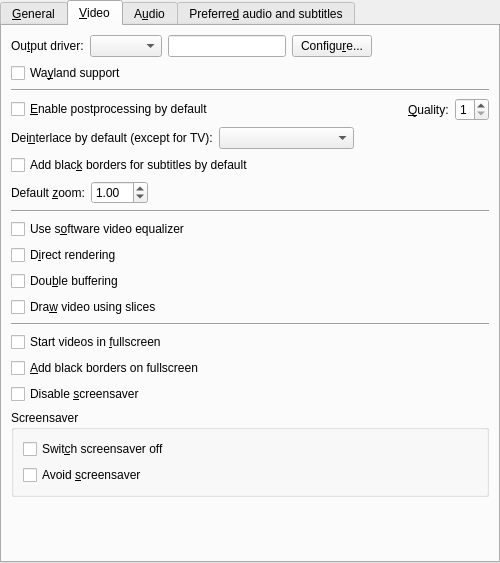
smplayer-dev/smplayer, file src/prefgeneral.ui: the form before one commit.
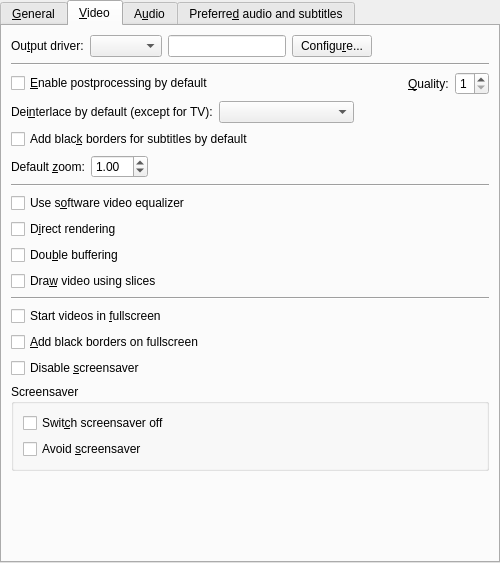
The form after the commit. The open tabs and pages were chosen to show the change. Custom widgets are drawn as their Qt base class.

Commit message: Remove the option wayland_workarounds

The edit to the form file:
```diff
--- a/src/prefgeneral.ui
+++ b/src/prefgeneral.ui
@@ -408,13 +408,6 @@
          </item>
         </layout>
        </item>
-       <item>
-        <widget class="QCheckBox" name="wayland_check">
-         <property name="text">
-          <string>Wa&amp;yland support</string>
-         </property>
-        </widget>
-       </item>
        <item>
         <widget class="Line" name="line_5">
          <property name="sizePolicy">
```
The commit also changes 4 other files.
